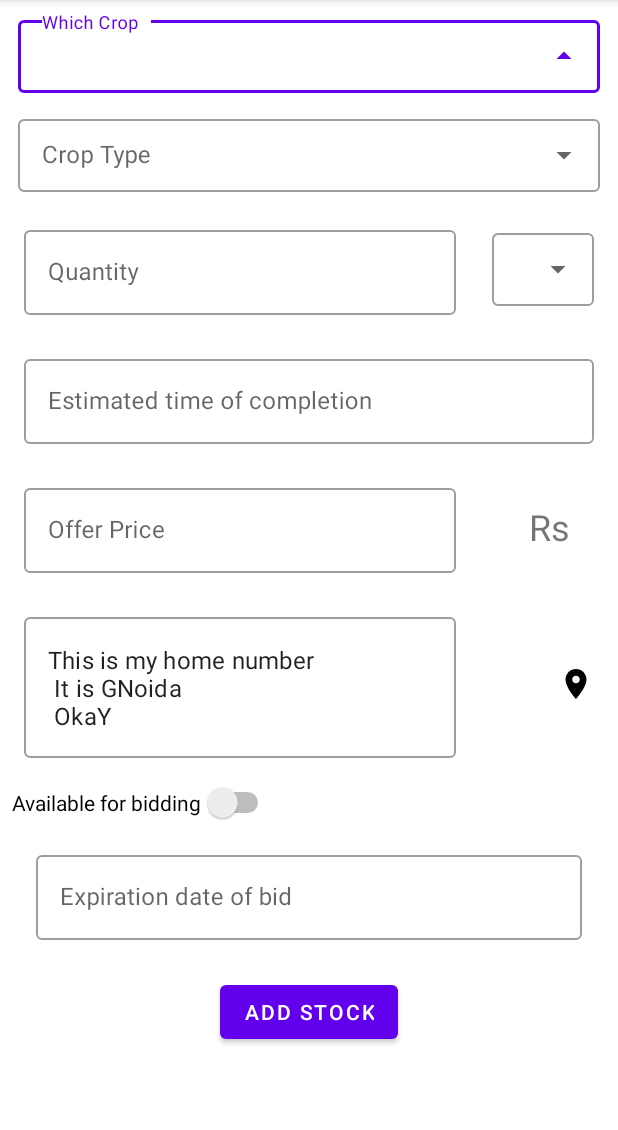
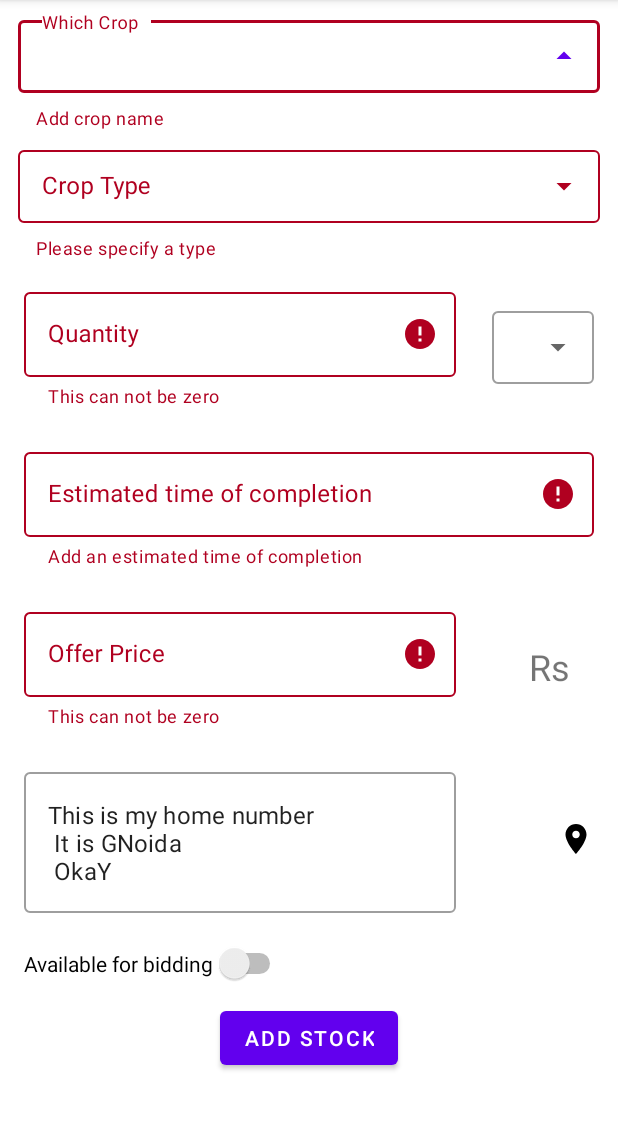
Before and after one commit to Kavya-24/E-Mandi, an Android app: the fragment AddStock shown on its own in the app's theme, after a tap on an icon or button, on a phone screen of 412 x 824 dp, the part 84-1214 px from its top. Run offline under Robolectric (Android 15) with nearby library versions, the phone set to English and light mode, and no system bars; 2 other taps on this screen came first.

Commit message:
Add error states in add stocks

```diff
--- a/app/src/main/java/com/example/mandiexe/ui/home/AddStock.kt
+++ b/app/src/main/java/com/example/mandiexe/ui/home/AddStock.kt
@@ -7,13 +7,17 @@ import android.util.Log
 import android.view.LayoutInflater
 import android.view.View
 import android.view.ViewGroup
+import android.widget.AutoCompleteTextView
 import android.widget.EditText
 import android.widget.ImageView
+import android.widget.Switch
 import androidx.fragment.app.Fragment
 import androidx.lifecycle.ViewModelProviders
 import androidx.navigation.findNavController
 import com.example.mandiexe.R
 import com.example.mandiexe.viewmodels.AddStockViewModel
+import com.google.android.material.button.MaterialButton
+import com.google.android.material.textfield.TextInputLayout
 import java.text.SimpleDateFormat
 import java.util.*
 
@@ -36,6 +40,22 @@ class AddStock : Fragment() {
     private lateinit var etExp: EditText
     private lateinit var ivLocation: ImageView
     private lateinit var etAddress: EditText
+    private lateinit var cropName: AutoCompleteTextView
+    private lateinit var cropType: AutoCompleteTextView
+    private lateinit var cropQuantity: EditText
+    private lateinit var cropQuantityUnit: AutoCompleteTextView
+    private lateinit var offerPrice: EditText
+    private lateinit var bidSwitch: Switch
+
+    //TILs
+    private lateinit var tilName: TextInputLayout
+    private lateinit var tilType: TextInputLayout
+    private lateinit var tilQuantity: TextInputLayout
+    private lateinit var tilPrice: TextInputLayout
+    private lateinit var tilAddress: TextInputLayout
+    private lateinit var tilEst: TextInputLayout
+    private lateinit var tilExp: TextInputLayout
+
 
     override fun onCreateView(
         inflater: LayoutInflater, container: ViewGroup?,
@@ -49,6 +69,20 @@ class AddStock : Fragment() {
         etExp = root.findViewById(R.id.etExpDate)
         ivLocation = root.findViewById(R.id.iv_location)
         etAddress = root.findViewById(R.id.actv_address)
+        cropName = root.findViewById(R.id.actv_which_crop)
+        cropType = root.findViewById(R.id.actv_crop_type)
+        cropQuantity = root.findViewById(R.id.actv_quantity)
+        cropQuantityUnit = root.findViewById(R.id.actv_quantity_unit)
+        offerPrice = root.findViewById(R.id.actv_price)
+        bidSwitch = root.findViewById(R.id.switch_for_bid)
+
+        tilName = root.findViewById(R.id.tilWhichCrop)
+        tilType = root.findViewById(R.id.tilCropType)
+        tilPrice = root.findViewById(R.id.tilOfferPrice)
+        tilQuantity = root.findViewById(R.id.tilQuantity)
+        tilAddress = root.findViewById(R.id.tv_address)
+        tilEst = root.findViewById(R.id.tilEstDate)
+        tilExp = root.findViewById(R.id.tilExpDate)
 
 
         //The address will either be preset or will come as an argument from Map Activity
@@ -113,11 +147,94 @@ class AddStock : Fragment() {
 
         }
 
+        //For the bidding items
+        bidSwitch.setOnCheckedChangeListener { buttonView, isChecked ->
+
+            if (isChecked) {
+                tilExp.visibility = View.VISIBLE
+            } else {
+                tilExp.visibility = View.GONE
+            }
+        }
+
+        root.findViewById<MaterialButton>(R.id.mtb_add_stock).setOnClickListener {
+            if (isValidate()) {
+
+            }
+        }
+
+        return root
+
+    }
+
+    private fun isValidate(): Boolean {
+
+        var isValid = true
+
+        if (cropName.text.isEmpty()) {
+            isValid = false
+            tilName.error = resources.getString(R.string.cropNameError)
+        } else {
+            tilName.error = null
+        }
 
 
 
-        return root
+        if (cropType.text.isEmpty()) {
+            isValid = false
+            tilType.error = resources.getString(R.string.cropTypeError)
+        } else {
+            tilType.error = null
+        }
 
+
+        //## Case of zero
+        if (cropQuantity.text.isEmpty()) {
+            isValid = false
+            tilQuantity.error = resources.getString(R.string.cropQuanityError)
+        } else {
+            tilQuantity.error = null
+        }
+
+
+
+        if (offerPrice.text.isEmpty()) {
+            isValid = false
+            tilPrice.error = resources.getString(R.string.offerPriceError)
+        } else {
+            tilPrice.error = null
+        }
+
+
+        if (etEst.text.isEmpty()) {
+            isValid = false
+            tilEst.error = resources.getString(R.string.etEstError)
+        } else {
+            tilEst.error = null
+        }
+
+        if (etAddress.text.isEmpty() || etAddress.text.toString() == "null") {
+            isValid = false
+            tilAddress.error = resources.getString(R.string.addressError)
+        } else {
+            tilAddress.error = null
+        }
+
+        if (bidSwitch.isChecked) {
+
+            if (etExp.text.isEmpty()) {
+                isValid = false
+                tilExp.error = resources.getString(R.string.expError)
+            } else {
+                tilExp.error = null
+            }
+        }
+
+
+
+
+
+        return isValid
     }
 
 
--- a/app/src/main/res/layout/add_stock_fragment.xml
+++ b/app/src/main/res/layout/add_stock_fragment.xml
@@ -79,9 +79,9 @@
             android:hint="@string/crop_type"
             android:orientation="horizontal"
             android:padding="@dimen/space_half"
-            app:layout_constraintBottom_toTopOf="@id/tilEstDate"
+            app:layout_constraintBottom_toBottomOf="@id/tilQuantity"
             app:layout_constraintEnd_toEndOf="parent"
-            app:layout_constraintTop_toBottomOf="@id/tilCropType">
+            app:layout_constraintTop_toTopOf="@id/tilQuantity">
 
 
             <AutoCompleteTextView
@@ -182,12 +182,14 @@
             android:layout_height="wrap_content"
             android:layout_margin="@dimen/space"
             android:enabled="true"
+            android:padding="@dimen/space"
             android:text="@string/available_for_bidding"
             app:layout_constraintStart_toStartOf="parent"
             app:layout_constraintTop_toBottomOf="@id/tv_address" />
 
         <com.google.android.material.textfield.TextInputLayout
             android:id="@+id/tilExpDate"
+            android:visibility="gone"
             style="@style/OutlinedTextBox"
             android:layout_width="match_parent"
             android:layout_height="wrap_content"
@@ -208,6 +210,7 @@
             android:layout_height="wrap_content"
             android:layout_margin="@dimen/space"
             android:text="@string/add_stock"
+            android:id="@+id/mtb_add_stock"
             app:layout_constraintEnd_toEndOf="parent"
             app:layout_constraintStart_toStartOf="parent"
             app:layout_constraintTop_toBottomOf="@id/tilExpDate" />
--- /dev/null
+++ b/app/src/main/res/values-v21/strings.xml
@@ -0,0 +1,6 @@
+<?xml version="1.0" encoding="utf-8"?>
+<resources>
+    <string name="cropQuanityError">This can not be zero</string>
+    <string name="offerPriceError">This can not be zero</string>
+    <string name="etEstError">Add an estimated time of completion</string>
+</resources>
--- a/app/src/main/res/values/strings.xml
+++ b/app/src/main/res/values/strings.xml
@@ -46,4 +46,11 @@
     <string name="you_are_here">You are here</string>
     <string name="maddress_and_lorem">mAddress and Lorem</string>
     <string name="multi">This is my home number \n It is GNoida \n OkaY</string>
+    <string name="cropNameError">Add crop name</string>
+    <string name="cropTypeError">Please specify a type</string>
+    <string name="cropQuanityError">This can not be zero</string>
+    <string name="offerPriceError">This can not be zero</string>
+    <string name="etEstError">Add an estimated time of completion</string>
+    <string name="addressError">Location can not be empty</string>
+    <string name="expError">Add an expiration date of the bid</string>
 </resources>
```
